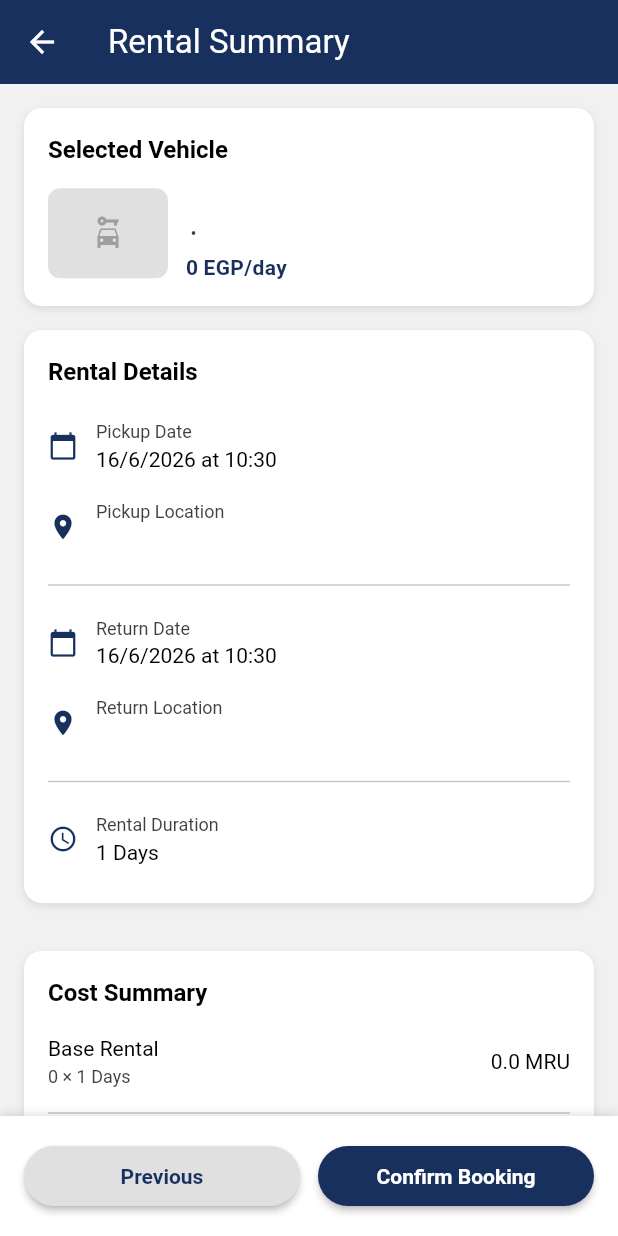
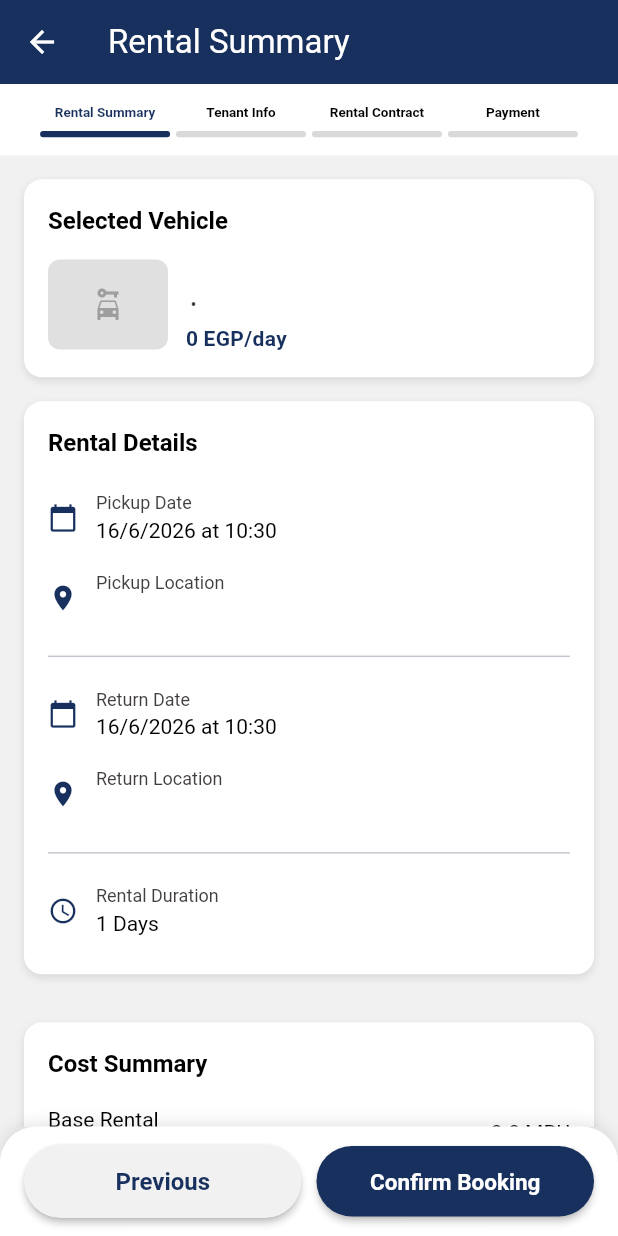
Before and after one commit to Lessyad/PropertyManagementProjectMobile, a Flutter app: the RentalSummaryScreen screen opened directly with empty values, on a phone screen of 412 x 824 dp. Run offline on Flutter 3.47's test engine with Material 3 defaults, Android fonts, the phone set to English and light mode, and no system bars; our stand-ins replace animate_do, bloc, cached_network_image, country_code_picker, dartz, device_info_plus and 30 more; missing offline and left inert: smart_auth, syncfusion_flutter_pdfviewer; accounts and stored records are empty; network calls fail.

Commit message:
Add Stepper

```diff
--- a/lib/configuration/managers/font_manager.dart
+++ b/lib/configuration/managers/font_manager.dart
@@ -9,7 +9,7 @@ class FontWeightManager {
 }
 
 class FontSize {
-
+  static const double s9=9.0;
   static const double s10= 11.0;
   static const double s11 = 11.0;
   static const double s12 = 12.0;
--- a/lib/features/book_property/presentation/screens/sale_details_screen.dart
+++ b/lib/features/book_property/presentation/screens/sale_details_screen.dart
@@ -29,7 +29,7 @@ class SaleDetailsScreen extends StatelessWidget {
           crossAxisAlignment: CrossAxisAlignment.start,
           children: [
               NumberedTextHeaderComponent(
-              number: '١',
+              number: '1',
               text: LocaleKeys.saleDetailsHeader.tr(), // Using tr() for translation
             ),
             SizedBox(height: context.scale(20)),
--- /dev/null
+++ b/lib/features/vehicle_management/vehicle/presentation/components/vehicle_booking_stepper.dart
@@ -0,0 +1,70 @@
+import 'package:easy_localization/easy_localization.dart';
+import 'package:flutter/material.dart';
+
+import '../../../../../../configuration/managers/color_manager.dart';
+import '../../../../../../configuration/managers/font_manager.dart';
+import '../../../../../../configuration/managers/style_manager.dart';
+import '../../../../../../core/extensions/context_extension.dart';
+import '../../../../../../core/translation/locale_keys.dart';
+
+/// Stepper 4 étapes pour le flux de réservation de voiture.
+/// currentStep : 0 = Résumé, 1 = Conducteur, 2 = Contrat, 3 = Paiement
+class VehicleBookingStepper extends StatelessWidget {
+  final int currentStep;
+
+  const VehicleBookingStepper({Key? key, required this.currentStep})
+      : super(key: key);
+
+  @override
+  Widget build(BuildContext context) {
+    final steps = [
+      LocaleKeys.rentalSummary.tr(),
+      LocaleKeys.tenantInfo.tr(),
+      LocaleKeys.rentalContract.tr(),
+      LocaleKeys.paymentStep.tr(),
+    ];
+
+    return Container(
+      color: Colors.white,
+      padding: const EdgeInsets.symmetric(vertical: 12.0),
+      child: Row(
+        mainAxisAlignment: MainAxisAlignment.center,
+        children: List.generate(steps.length, (index) {
+          final bool isActive = index <= currentStep;
+          return Column(
+            children: [
+              SizedBox(
+                width: context.scale(82),
+                child: Text(
+                  steps[index],
+                  textAlign: TextAlign.center,
+                  maxLines: 1,
+                  overflow: TextOverflow.ellipsis,
+                  style: getBoldStyle(
+                    color: isActive
+                        ? ColorManager.primaryColor
+                        : ColorManager.blackColor,
+                    fontSize: FontSize.s9,
+                  ),
+                ),
+              ),
+              SizedBox(height: context.scale(6)),
+              AnimatedContainer(
+                duration: const Duration(milliseconds: 500),
+                margin: const EdgeInsets.symmetric(horizontal: 2.0),
+                width: context.scale(82),
+                height: context.scale(4),
+                decoration: BoxDecoration(
+                  color: isActive
+                      ? ColorManager.primaryColor
+                      : const Color(0xFFD9D9D9),
+                  borderRadius: BorderRadius.circular(2.0),
+                ),
+              ),
+            ],
+          );
+        }),
+      ),
+    );
+  }
+}
--- a/lib/features/vehicle_management/vehicle/presentation/screens/rent_vehicle_data_screen.dart
+++ b/lib/features/vehicle_management/vehicle/presentation/screens/rent_vehicle_data_screen.dart
@@ -65,7 +65,7 @@ class _RentVehicleDataScreenState extends State<RentVehicleDataScreen> {
         crossAxisAlignment: CrossAxisAlignment.start,
         children: [
           NumberedTextHeaderComponent(
-            number: '٢',
+            number: '2',
             text: LocaleKeys.tenantInformation.tr(),
           ),
           SizedBox(height: context.scale(20)),
--- a/lib/features/vehicle_management/vehicle/presentation/screens/rent_vehicle_payment_screen.dart
+++ b/lib/features/vehicle_management/vehicle/presentation/screens/rent_vehicle_payment_screen.dart
@@ -80,7 +80,7 @@ class _RentVehiclePaymentScreenState extends State<RentVehiclePaymentScreen> {
                         ),
                         child: Center(
                           child: Text(
-                            '٣',
+                            '3',
                             style: getBoldStyle(
                               color: ColorManager.whiteColor,
                               fontSize: FontSize.s16,
--- a/lib/features/vehicle_management/vehicle/presentation/screens/rental_summary_screen.dart
+++ b/lib/features/vehicle_management/vehicle/presentation/screens/rental_summary_screen.dart
@@ -9,6 +9,7 @@ import '../../../../../core/components/currency_display_widget.dart';
 import '../../domain/entities/vehicle_entity.dart';
 import 'rent_vehicle_data_screen_enhanced.dart';
 import '../controller/global_rental_options_controller.dart';
+import '../components/vehicle_booking_stepper.dart';
 
 class RentalSummaryScreen extends StatelessWidget {
   final VehicleEntity vehicle;
@@ -79,6 +80,7 @@ class RentalSummaryScreen extends StatelessWidget {
       ),
       body: Column(
         children: [
+          const VehicleBookingStepper(currentStep: 0),
           Expanded(
             child: SingleChildScrollView(
               padding: const EdgeInsets.all(16),
@@ -105,7 +107,7 @@ class RentalSummaryScreen extends StatelessWidget {
           ),
 
           // Footer avec bouton de confirmation
-          _buildFooter(totalPrice),
+          _buildFooter(context, totalPrice),
         ],
       ),
     );
@@ -431,36 +433,34 @@ class RentalSummaryScreen extends StatelessWidget {
 
 
 
-  Widget _buildFooter(double totalPrice) {
+  Widget _buildFooter(BuildContext context, double totalPrice) {
     return Container(
-      padding: const EdgeInsets.all(16),
+      padding: const EdgeInsets.symmetric(horizontal: 16, vertical: 12),
       decoration: BoxDecoration(
-        color: Colors.white,
+        color: ColorManager.whiteColor,
+        borderRadius: const BorderRadius.only(
+          topLeft: Radius.circular(24),
+          topRight: Radius.circular(24),
+        ),
         boxShadow: [
           BoxShadow(
             color: Colors.black.withOpacity(0.1),
-            blurRadius: 4,
+            blurRadius: 8,
             offset: const Offset(0, -2),
           ),
         ],
       ),
-      child: Column(
-        mainAxisSize: MainAxisSize.min,
-        children: [
-          Builder(
-            builder: (context) => Row(
+      child: Row(
         children: [
           Expanded(
             child: ElevatedButton(
-                    onPressed: () {
-                      Navigator.of(context).pop();
-                    },
+              onPressed: () => Navigator.of(context).pop(),
               style: ElevatedButton.styleFrom(
-                      backgroundColor: Colors.grey[300],
-                      foregroundColor: Colors.black,
-                      padding: const EdgeInsets.symmetric(vertical: 10),
+                backgroundColor: ColorManager.greyShade,
+                foregroundColor: Colors.white,
+                padding: const EdgeInsets.symmetric(vertical: 13),
                 shape: RoundedRectangleBorder(
-                        borderRadius: BorderRadius.circular(23),
+                  borderRadius: BorderRadius.circular(25),
                 ),
                 elevation: 2,
               ),
@@ -468,21 +468,21 @@ class RentalSummaryScreen extends StatelessWidget {
                 tr(LocaleKeys.previous),
                 style: getBoldStyle(
                   color: ColorManager.primaryColor,
-                        fontSize: FontSize.s14,
+                  fontSize: FontSize.s16,
                 ),
               ),
             ),
           ),
-                const SizedBox(width: 12),
+          const SizedBox(width: 10),
           Expanded(
             child: ElevatedButton(
               onPressed: () => _confirmRental(context),
               style: ElevatedButton.styleFrom(
                 backgroundColor: ColorManager.primaryColor,
                 foregroundColor: Colors.white,
-                      padding: const EdgeInsets.symmetric(vertical: 10),
+                padding: const EdgeInsets.symmetric(vertical: 13),
                 shape: RoundedRectangleBorder(
-                        borderRadius: BorderRadius.circular(23),
+                  borderRadius: BorderRadius.circular(25),
                 ),
                 elevation: 2,
               ),
@@ -490,14 +490,11 @@ class RentalSummaryScreen extends StatelessWidget {
                 tr(LocaleKeys.confirmBooking),
                 style: getBoldStyle(
                   color: Colors.white,
-                        fontSize: FontSize.s14,
+                  fontSize: FontSize.s15,
                 ),
               ),
             ),
           ),
-              ],
-            ),
-          )
         ],
       ),
     );
```
Also changed, not shown: lib/features/vehicle_management/vehicle/presentation/screens/payment_screen.dart (+21 -18 lines), lib/features/vehicle_management/vehicle/presentation/screens/rent_vehicle_data_screen_enhanced.dart (+44 -14 lines), lib/features/vehicle_management/vehicle/presentation/screens/rent_vehicle_main_screen.dart (+33 -46 lines), lib/features/vehicle_management/vehicle/presentation/screens/rental_contract_screen.dart (+18 -14 lines), lib/features/vehicle_management/vehicle/presentation/screens/vehicle_details_with_rental_screen.dart (+3 -16 lines), pubspec.lock. Lines whose indentation alone changed are shown as unchanged.
